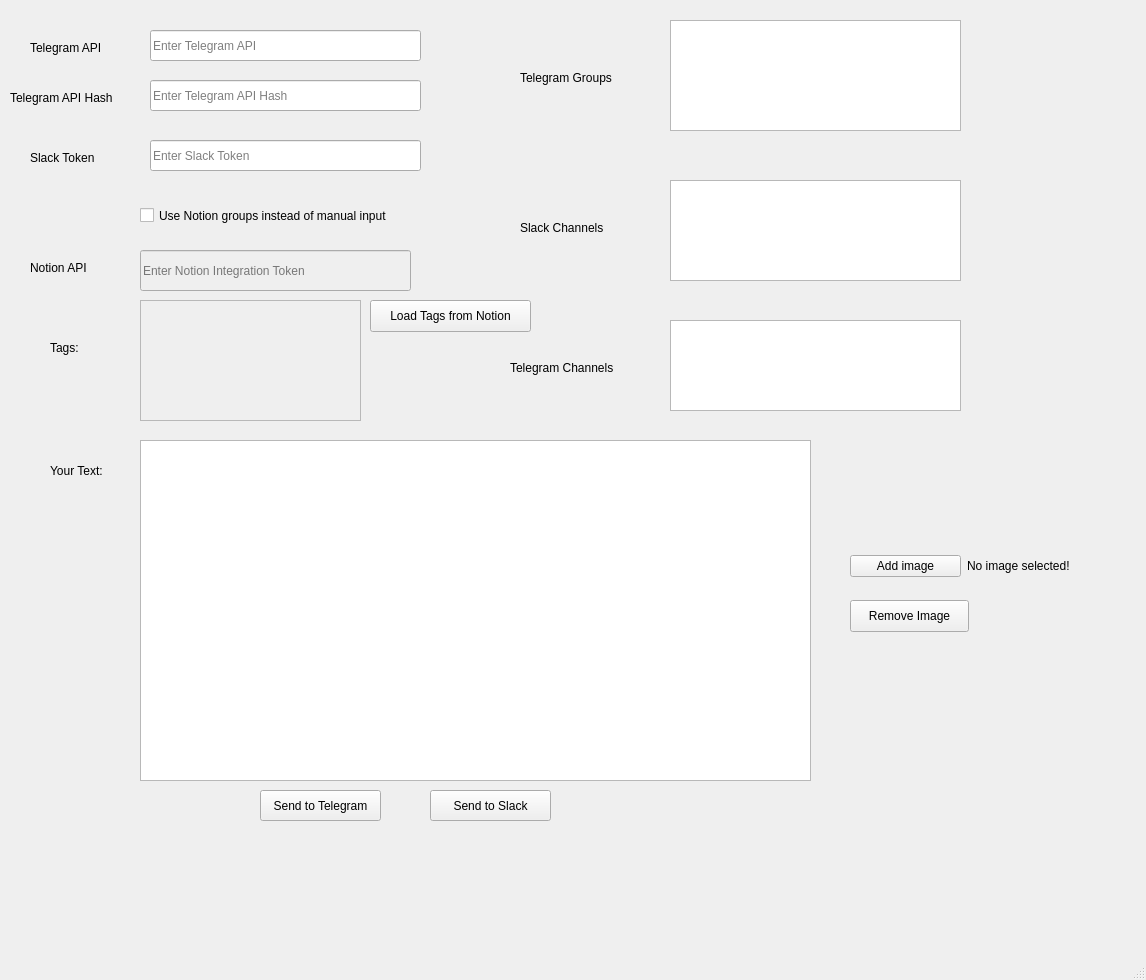
Qt form ui_mainwindow.ui (OffchainLabs/Telegram-Slack-Bot) before a commit.
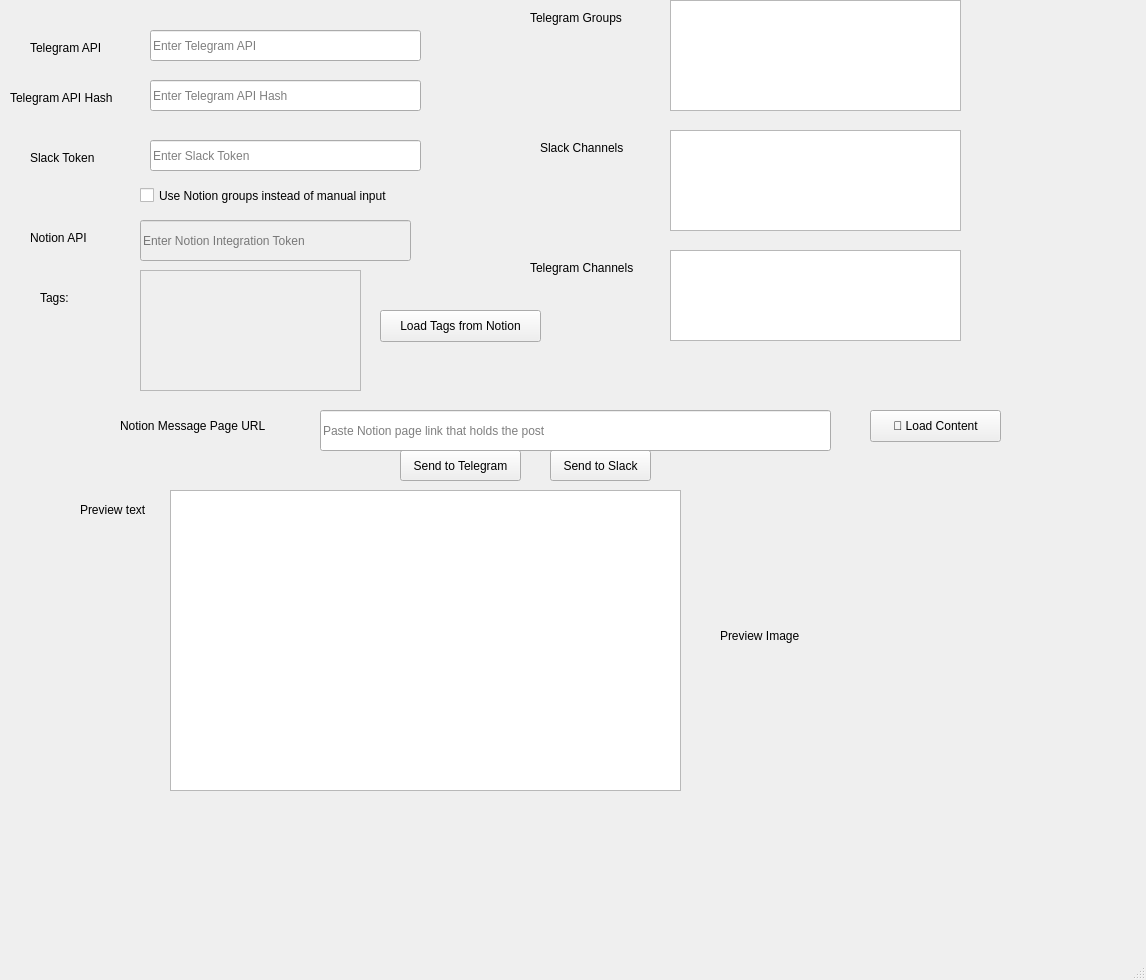
The same form after that commit.

Commit message: fetch message from notion

```diff
--- a/ui_mainwindow.ui
+++ b/ui_mainwindow.ui
@@ -17,21 +17,11 @@
    <string>MainWindow</string>
   </property>
   <widget class="QWidget" name="centralwidget">
-   <widget class="QPlainTextEdit" name="plainTextEdit">
-    <property name="geometry">
-     <rect>
-      <x>140</x>
-      <y>440</y>
-      <width>671</width>
-      <height>341</height>
-     </rect>
-    </property>
-   </widget>
    <widget class="QPushButton" name="pushButton">
     <property name="geometry">
      <rect>
-      <x>260</x>
-      <y>790</y>
+      <x>400</x>
+      <y>450</y>
       <width>121</width>
       <height>31</height>
      </rect>
@@ -43,9 +33,9 @@
    <widget class="QPushButton" name="pushButton_2">
     <property name="geometry">
      <rect>
-      <x>430</x>
-      <y>790</y>
-      <width>121</width>
+      <x>550</x>
+      <y>450</y>
+      <width>101</width>
       <height>31</height>
      </rect>
     </property>
@@ -53,19 +43,6 @@
      <string>Send to Slack</string>
     </property>
    </widget>
-   <widget class="QLabel" name="label">
-    <property name="geometry">
-     <rect>
-      <x>50</x>
-      <y>450</y>
-      <width>81</width>
-      <height>41</height>
-     </rect>
-    </property>
-    <property name="text">
-     <string>Your Text:</string>
-    </property>
-   </widget>
    <widget class="QLineEdit" name="telegramApiIdInput">
     <property name="geometry">
      <rect>
@@ -118,7 +95,7 @@
     <property name="geometry">
      <rect>
       <x>670</x>
-      <y>320</y>
+      <y>250</y>
       <width>291</width>
       <height>91</height>
      </rect>
@@ -128,7 +105,7 @@
     <property name="geometry">
      <rect>
       <x>670</x>
-      <y>20</y>
+      <y>0</y>
       <width>291</width>
       <height>111</height>
      </rect>
@@ -138,7 +115,7 @@
     <property name="geometry">
      <rect>
       <x>670</x>
-      <y>180</y>
+      <y>130</y>
       <width>291</width>
       <height>101</height>
      </rect>
@@ -186,8 +163,8 @@
    <widget class="QLabel" name="label_6">
     <property name="geometry">
      <rect>
-      <x>510</x>
-      <y>360</y>
+      <x>530</x>
+      <y>260</y>
       <width>121</width>
       <height>16</height>
      </rect>
@@ -199,8 +176,8 @@
    <widget class="QLabel" name="label_7">
     <property name="geometry">
      <rect>
-      <x>520</x>
-      <y>220</y>
+      <x>540</x>
+      <y>140</y>
       <width>121</width>
       <height>16</height>
      </rect>
@@ -212,8 +189,8 @@
    <widget class="QLabel" name="label_8">
     <property name="geometry">
      <rect>
-      <x>520</x>
-      <y>70</y>
+      <x>530</x>
+      <y>10</y>
       <width>121</width>
       <height>16</height>
      </rect>
@@ -229,7 +206,7 @@
     <property name="geometry">
      <rect>
       <x>140</x>
-      <y>250</y>
+      <y>220</y>
       <width>271</width>
       <height>41</height>
      </rect>
@@ -245,7 +222,7 @@
     <property name="geometry">
      <rect>
       <x>30</x>
-      <y>260</y>
+      <y>230</y>
       <width>81</width>
       <height>16</height>
      </rect>
@@ -258,7 +235,7 @@
     <property name="geometry">
      <rect>
       <x>140</x>
-      <y>200</y>
+      <y>180</y>
       <width>311</width>
       <height>31</height>
      </rect>
@@ -274,7 +251,7 @@
     <property name="geometry">
      <rect>
       <x>140</x>
-      <y>300</y>
+      <y>270</y>
       <width>221</width>
       <height>121</height>
      </rect>
@@ -286,8 +263,8 @@
    <widget class="QLabel" name="label_10">
     <property name="geometry">
      <rect>
-      <x>50</x>
-      <y>340</y>
+      <x>40</x>
+      <y>290</y>
       <width>81</width>
       <height>16</height>
      </rect>
@@ -296,50 +273,11 @@
      <string>Tags:</string>
     </property>
    </widget>
-   <widget class="QPushButton" name="removeImageButton">
-    <property name="geometry">
-     <rect>
-      <x>850</x>
-      <y>600</y>
-      <width>119</width>
-      <height>32</height>
-     </rect>
-    </property>
-    <property name="text">
-     <string>Remove Image</string>
-    </property>
-   </widget>
-   <widget class="QWidget" name="layoutWidget">
-    <property name="geometry">
-     <rect>
-      <x>850</x>
-      <y>550</y>
-      <width>228</width>
-      <height>32</height>
-     </rect>
-    </property>
-    <layout class="QHBoxLayout" name="horizontalLayout">
-     <item>
-      <widget class="QPushButton" name="pushButton_3">
-       <property name="text">
-        <string>Add image</string>
-       </property>
-      </widget>
-     </item>
-     <item>
-      <widget class="QLabel" name="imageFileNameLabel">
-       <property name="text">
-        <string>No image selected!</string>
-       </property>
-      </widget>
-     </item>
-    </layout>
-   </widget>
    <widget class="QPushButton" name="loadTagsButton">
     <property name="geometry">
      <rect>
-      <x>370</x>
-      <y>300</y>
+      <x>380</x>
+      <y>310</y>
       <width>161</width>
       <height>32</height>
      </rect>
@@ -348,6 +286,90 @@
      <string>Load Tags from Notion</string>
     </property>
    </widget>
+   <widget class="QLineEdit" name="notionPageUrlInput">
+    <property name="geometry">
+     <rect>
+      <x>320</x>
+      <y>410</y>
+      <width>511</width>
+      <height>41</height>
+     </rect>
+    </property>
+    <property name="text">
+     <string/>
+    </property>
+    <property name="placeholderText">
+     <string>Paste Notion page link that holds the post</string>
+    </property>
+   </widget>
+   <widget class="QLabel" name="label_11">
+    <property name="geometry">
+     <rect>
+      <x>120</x>
+      <y>410</y>
+      <width>161</width>
+      <height>31</height>
+     </rect>
+    </property>
+    <property name="text">
+     <string>Notion Message Page URL</string>
+    </property>
+   </widget>
+   <widget class="QPushButton" name="previewButton">
+    <property name="geometry">
+     <rect>
+      <x>870</x>
+      <y>410</y>
+      <width>131</width>
+      <height>32</height>
+     </rect>
+    </property>
+    <property name="text">
+     <string>🔄 Load Content</string>
+    </property>
+   </widget>
+   <widget class="QPlainTextEdit" name="previewPlainText">
+    <property name="geometry">
+     <rect>
+      <x>170</x>
+      <y>490</y>
+      <width>511</width>
+      <height>301</height>
+     </rect>
+    </property>
+    <property name="readOnly">
+     <bool>true</bool>
+    </property>
+   </widget>
+   <widget class="QLabel" name="label">
+    <property name="geometry">
+     <rect>
+      <x>80</x>
+      <y>500</y>
+      <width>81</width>
+      <height>20</height>
+     </rect>
+    </property>
+    <property name="text">
+     <string>Preview text</string>
+    </property>
+   </widget>
+   <widget class="QLabel" name="imagePreviewLabel">
+    <property name="geometry">
+     <rect>
+      <x>720</x>
+      <y>480</y>
+      <width>371</width>
+      <height>311</height>
+     </rect>
+    </property>
+    <property name="text">
+     <string>Preview Image</string>
+    </property>
+    <property name="scaledContents">
+     <bool>true</bool>
+    </property>
+   </widget>
   </widget>
   <widget class="QMenuBar" name="menubar">
    <property name="geometry">
```
The commit also changes 5 other files.
